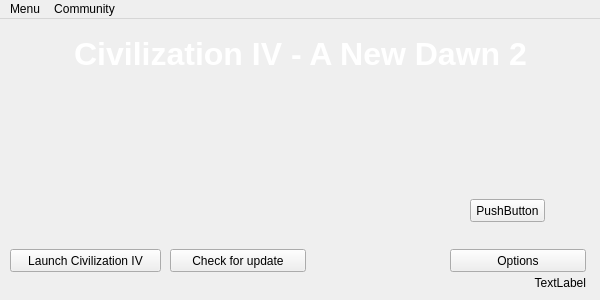
The window that mainwindow.ui (dbkblk/rand_launcher) describes before a commit, drawn with Qt 5.
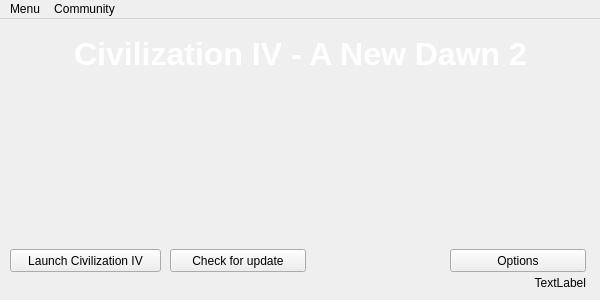
The same window after the commit.

Patch:
```diff
--- a/mainwindow.ui
+++ b/mainwindow.ui
@@ -117,19 +117,6 @@
      <bool>false</bool>
     </property>
    </widget>
-   <widget class="QPushButton" name="pushButton">
-    <property name="geometry">
-     <rect>
-      <x>470</x>
-      <y>180</y>
-      <width>75</width>
-      <height>23</height>
-     </rect>
-    </property>
-    <property name="text">
-     <string>PushButton</string>
-    </property>
-   </widget>
    <widget class="QLabel" name="lb_versions">
     <property name="geometry">
      <rect>
```
